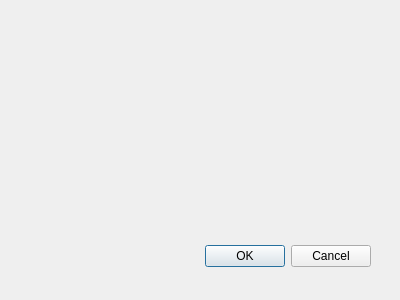
Above: BerEditor/new_passwd_dlg.ui from jykim74/BerEditor before the change. Below: the same form after it.
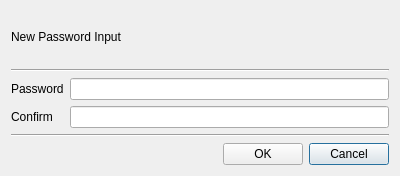
That is the form after the change.

Diff of the .ui file:
```diff
--- a/BerEditor/new_passwd_dlg.ui
+++ b/BerEditor/new_passwd_dlg.ui
@@ -7,28 +7,98 @@
     <x>0</x>
     <y>0</y>
     <width>400</width>
-    <height>300</height>
+    <height>176</height>
    </rect>
   </property>
   <property name="windowTitle">
    <string>Dialog</string>
   </property>
-  <widget class="QDialogButtonBox" name="buttonBox">
-   <property name="geometry">
-    <rect>
-     <x>30</x>
-     <y>240</y>
-     <width>341</width>
-     <height>32</height>
-    </rect>
-   </property>
-   <property name="orientation">
-    <enum>Qt::Horizontal</enum>
-   </property>
-   <property name="standardButtons">
-    <set>QDialogButtonBox::Cancel|QDialogButtonBox::Ok</set>
-   </property>
-  </widget>
+  <layout class="QVBoxLayout" name="verticalLayout">
+   <item>
+    <widget class="QLabel" name="label">
+     <property name="text">
+      <string>New Password Input</string>
+     </property>
+    </widget>
+   </item>
+   <item>
+    <widget class="Line" name="line">
+     <property name="orientation">
+      <enum>Qt::Horizontal</enum>
+     </property>
+    </widget>
+   </item>
+   <item>
+    <layout class="QGridLayout" name="gridLayout">
+     <item row="0" column="0">
+      <widget class="QLabel" name="label_2">
+       <property name="text">
+        <string>Password</string>
+       </property>
+      </widget>
+     </item>
+     <item row="1" column="0">
+      <widget class="QLabel" name="label_3">
+       <property name="text">
+        <string>Confirm</string>
+       </property>
+      </widget>
+     </item>
+     <item row="0" column="1">
+      <widget class="QLineEdit" name="mPasswdText">
+       <property name="echoMode">
+        <enum>QLineEdit::Password</enum>
+       </property>
+      </widget>
+     </item>
+     <item row="1" column="1">
+      <widget class="QLineEdit" name="mConfirmText">
+       <property name="echoMode">
+        <enum>QLineEdit::Password</enum>
+       </property>
+      </widget>
+     </item>
+    </layout>
+   </item>
+   <item>
+    <widget class="Line" name="line_2">
+     <property name="orientation">
+      <enum>Qt::Horizontal</enum>
+     </property>
+    </widget>
+   </item>
+   <item>
+    <layout class="QGridLayout" name="gridLayout_2">
+     <item row="0" column="2">
+      <widget class="QPushButton" name="mCancelBtn">
+       <property name="text">
+        <string>Cancel</string>
+       </property>
+      </widget>
+     </item>
+     <item row="0" column="1">
+      <widget class="QPushButton" name="mOKBtn">
+       <property name="text">
+        <string>OK</string>
+       </property>
+      </widget>
+     </item>
+     <item row="0" column="0">
+      <spacer name="horizontalSpacer">
+       <property name="orientation">
+        <enum>Qt::Horizontal</enum>
+       </property>
+       <property name="sizeHint" stdset="0">
+        <size>
+         <width>40</width>
+         <height>20</height>
+        </size>
+       </property>
+      </spacer>
+     </item>
+    </layout>
+   </item>
+  </layout>
  </widget>
  <resources/>
  <connections>
```
Left out of the diff: 37 changed lines with no effect on the pictures.
